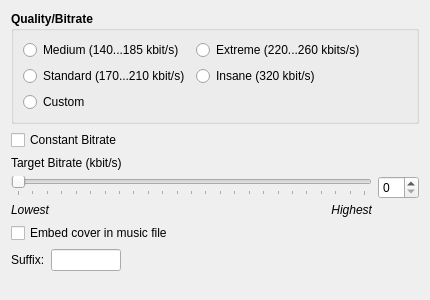
Qt form widgets/lamewidgetUI.ui (KDE/audex) before a commit.
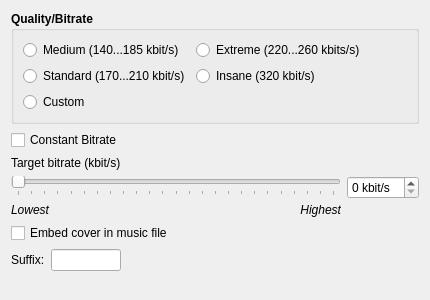
The same form after that commit.

```diff
--- a/widgets/lamewidgetUI.ui
+++ b/widgets/lamewidgetUI.ui
@@ -150,7 +150,7 @@
       </sizepolicy>
      </property>
      <property name="text">
-      <string>Target Bitrate (kbit/s)</string>
+      <string>Target bitrate (kbit/s)</string>
      </property>
     </widget>
    </item>
@@ -214,6 +214,9 @@
       <layout class="QVBoxLayout" name="verticalLayout_2">
        <item>
         <widget class="QSpinBox" name="kintspinbox_bitrate">
+         <property name="suffix">
+          <string> kbit/s</string>
+         </property>
          <property name="maximum">
           <number>99</number>
          </property>
@@ -310,13 +313,6 @@
    </item>
   </layout>
  </widget>
- <customwidgets>
-  <customwidget>
-   <class>QLineEdit</class>
-   <extends>QLineEdit</extends>
-   <header>qlineedit.h</header>
-  </customwidget>
- </customwidgets>
  <resources/>
  <connections/>
 </ui>
```
